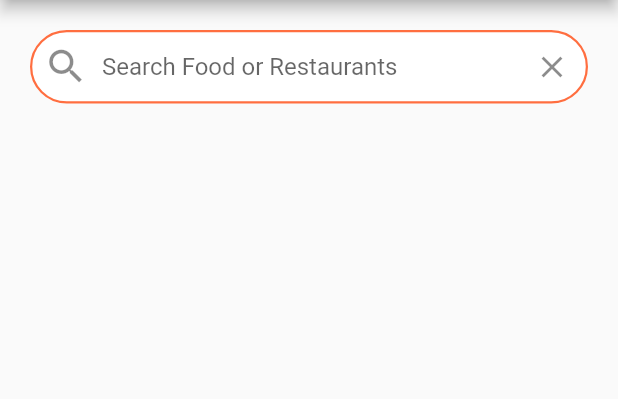
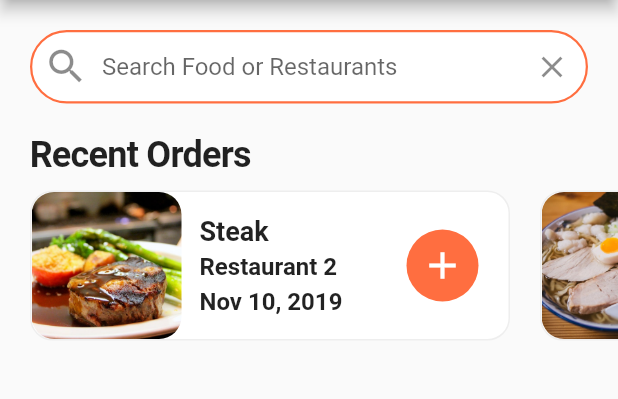
Before and after one commit to TomasKulik/FoodDeliveryUI, a Flutter app: the screen it shows after launch, on a phone screen of 412 x 824 dp, the part 84-483 px from its top. Run offline on Flutter 3.47's test engine with Material 2 defaults, Android fonts, the phone set to English and light mode, and no system bars.

Commit message:
Recent orders

```diff
--- a/lib/screens/home_screen.dart
+++ b/lib/screens/home_screen.dart
@@ -1,4 +1,5 @@
 import 'package:flutter/material.dart';
+import 'package:flutter_food_delivery_ui/widgets/recent_orders.dart';
 
 import '../data/data.dart';
 
@@ -63,6 +64,7 @@ class _HomeScreenState extends State<HomeScreen> {
               ),
             ),
           ),
+          RecentOrders(),
         ],
       ),
     );
--- /dev/null
+++ b/lib/widgets/recent_orders.dart
@@ -0,0 +1,125 @@
+import 'package:flutter/material.dart';
+
+import '../data/data.dart';
+import '../models/order.dart';
+
+class RecentOrders extends StatelessWidget {
+  _buildRecentOrder(BuildContext context, Order order) {
+    return Container(
+      margin: EdgeInsets.all(10.0),
+      width: 320.0,
+      decoration: BoxDecoration(
+        color: Colors.white,
+        borderRadius: BorderRadius.circular(15.0),
+        border: Border.all(
+          width: 1.0,
+          color: Colors.grey[200],
+        ),
+      ),
+      child: Row(
+        mainAxisAlignment: MainAxisAlignment.spaceBetween,
+        children: <Widget>[
+          Expanded(
+            child: Row(
+              children: <Widget>[
+                ClipRRect(
+                  borderRadius: BorderRadius.circular(15.0),
+                  child: Image(
+                    height: 100.0,
+                    width: 100.0,
+                    image: AssetImage(order.food.imageUrl),
+                    fit: BoxFit.cover,
+                  ),
+                ),
+                Expanded(
+                  child: Container(
+                    margin: EdgeInsets.all(12.0),
+                    child: Column(
+                      mainAxisAlignment: MainAxisAlignment.center,
+                      crossAxisAlignment: CrossAxisAlignment.start,
+                      children: <Widget>[
+                        Text(
+                          order.food.name,
+                          style: TextStyle(
+                            fontSize: 18.0,
+                            fontWeight: FontWeight.bold,
+                          ),
+                          overflow: TextOverflow.ellipsis,
+                        ),
+                        SizedBox(height: 4.0),
+                        Text(
+                          order.restaurant.name,
+                          style: TextStyle(
+                            fontSize: 16.0,
+                            fontWeight: FontWeight.w600,
+                          ),
+                          overflow: TextOverflow.ellipsis,
+                        ),
+                        SizedBox(height: 4.0),
+                        Text(
+                          order.date,
+                          style: TextStyle(
+                            fontSize: 16.0,
+                            fontWeight: FontWeight.w600,
+                          ),
+                          overflow: TextOverflow.ellipsis,
+                        ),
+                      ],
+                    ),
+                  ),
+                ),
+              ],
+            ),
+          ),
+          Container(
+            margin: EdgeInsets.only(right: 20.0),
+            width: 48.0,
+            decoration: BoxDecoration(
+              color: Theme.of(context).primaryColor,
+              borderRadius: BorderRadius.circular(30.0),
+            ),
+            child: IconButton(
+              icon: Icon(Icons.add),
+              iconSize: 30.0,
+              color: Colors.white,
+              onPressed: () {},
+            ),
+          ),
+        ],
+      ),
+    );
+  }
+
+  @override
+  Widget build(BuildContext context) {
+    return Column(
+      crossAxisAlignment: CrossAxisAlignment.start,
+      children: <Widget>[
+        Padding(
+          padding: EdgeInsets.symmetric(horizontal: 20.0),
+          child: Text(
+            'Recent Orders',
+            style: TextStyle(
+              fontSize: 24.0,
+              fontWeight: FontWeight.w600,
+              letterSpacing: -0.5,
+            ),
+          ),
+        ),
+        Container(
+          height: 120.0,
+          child: ListView.builder(
+            physics: BouncingScrollPhysics(),
+            padding: EdgeInsets.only(left: 10.0),
+            scrollDirection: Axis.horizontal,
+            itemCount: currentUser.orders.length,
+            itemBuilder: (BuildContext context, int index) {
+              Order order = currentUser.orders[index];
+              return _buildRecentOrder(context, order);
+            },
+          ),
+        ),
+      ],
+    );
+  }
+}
```
